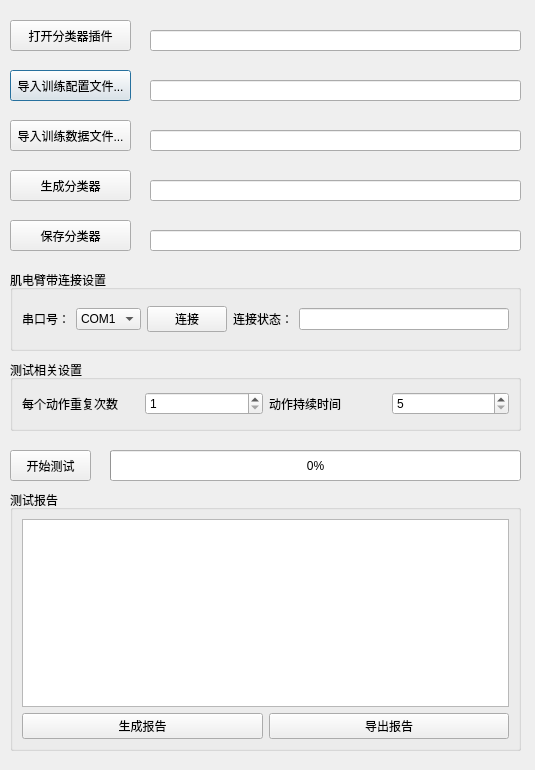
The window that GUI/TestModule.ui (brucelv1/TestModule) describes before a commit, drawn with Qt 5.
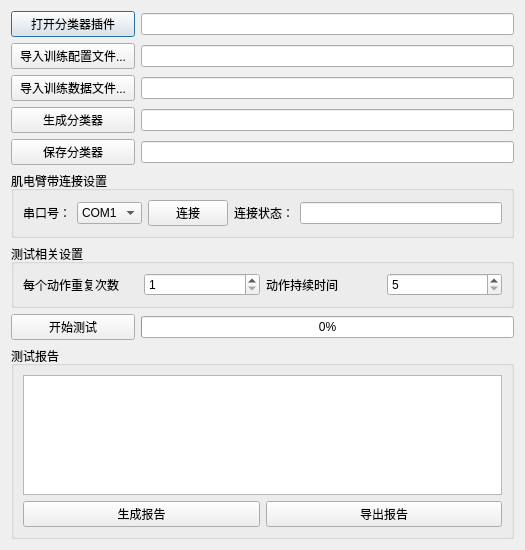
The same window after the commit.

Commit message: responsive and scalable GUI

Diff of the .ui file:
```diff
--- a/GUI/TestModule.ui
+++ b/GUI/TestModule.ui
@@ -6,109 +6,112 @@
    <rect>
     <x>0</x>
     <y>0</y>
-    <width>535</width>
-    <height>770</height>
+    <width>525</width>
+    <height>550</height>
    </rect>
   </property>
   <property name="minimumSize">
    <size>
-    <width>535</width>
-    <height>770</height>
+    <width>525</width>
+    <height>550</height>
    </size>
   </property>
   <property name="maximumSize">
    <size>
-    <width>770</width>
+    <width>10000</width>
     <height>10000</height>
    </size>
   </property>
   <property name="windowTitle">
    <string>TestModule</string>
   </property>
+  <layout class="QHBoxLayout" name="horizontalLayout_13">
+   <item>
+    <layout class="QVBoxLayout" name="verticalLayout_2" stretch="1,1,1,1,1,1,1,1,6">
+     <item>
+      <layout class="QHBoxLayout" name="horizontalLayout_7" stretch="1,3">
+       <item>
+        <widget class="QPushButton" name="BtnOpenPlugin">
+         <property name="text">
+          <string>打开分类器插件</string>
+         </property>
+        </widget>
+       </item>
+       <item>
+        <widget class="QLineEdit" name="LEPluginStatus"/>
+       </item>
+      </layout>
+     </item>
+     <item>
+      <layout class="QHBoxLayout" name="horizontalLayout_8" stretch="1,3">
+       <item>
   <widget class="QPushButton" name="BtnImportConfig">
-   <property name="geometry">
-    <rect>
-     <x>10</x>
-     <y>70</y>
-     <width>121</width>
-     <height>31</height>
-    </rect>
-   </property>
    <property name="text">
     <string>导入训练配置文件...</string>
    </property>
   </widget>
+       </item>
+       <item>
+        <widget class="QLineEdit" name="LEConfigPath">
+         <property name="readOnly">
+          <bool>true</bool>
+         </property>
+        </widget>
+       </item>
+      </layout>
+     </item>
+     <item>
+      <layout class="QHBoxLayout" name="horizontalLayout_9" stretch="1,3">
+       <item>
   <widget class="QPushButton" name="BtnImportData">
-   <property name="geometry">
-    <rect>
-     <x>10</x>
-     <y>120</y>
-     <width>121</width>
-     <height>31</height>
-    </rect>
-   </property>
    <property name="text">
     <string>导入训练数据文件...</string>
    </property>
   </widget>
-  <widget class="QLineEdit" name="LEConfigPath">
-   <property name="geometry">
-    <rect>
-     <x>150</x>
-     <y>80</y>
-     <width>371</width>
-     <height>21</height>
-    </rect>
-   </property>
-   <property name="readOnly">
-    <bool>true</bool>
-   </property>
-  </widget>
+       </item>
+       <item>
   <widget class="QLineEdit" name="LEDataPath">
-   <property name="geometry">
-    <rect>
-     <x>150</x>
-     <y>130</y>
-     <width>371</width>
-     <height>21</height>
-    </rect>
-   </property>
    <property name="readOnly">
     <bool>true</bool>
    </property>
   </widget>
+       </item>
+      </layout>
+     </item>
+     <item>
+      <layout class="QHBoxLayout" name="horizontalLayout_10" stretch="1,3">
+       <item>
   <widget class="QPushButton" name="BtnCreateClassifier">
-   <property name="geometry">
-    <rect>
-     <x>10</x>
-     <y>170</y>
-     <width>121</width>
-     <height>31</height>
-    </rect>
-   </property>
    <property name="text">
     <string>生成分类器</string>
    </property>
   </widget>
-  <widget class="QLineEdit" name="LEClassifierStatus">
-   <property name="geometry">
-    <rect>
-     <x>150</x>
-     <y>180</y>
-     <width>371</width>
-     <height>21</height>
-    </rect>
-   </property>
-  </widget>
+       </item>
+       <item>
+        <widget class="QLineEdit" name="LEClassifierStatus"/>
+       </item>
+      </layout>
+     </item>
+     <item>
+      <layout class="QHBoxLayout" name="horizontalLayout_11" stretch="1,3">
+       <item>
+        <widget class="QPushButton" name="BtnSaveClassifier">
+         <property name="text">
+          <string>保存分类器</string>
+         </property>
+        </widget>
+       </item>
+       <item>
+        <widget class="QLineEdit" name="LEClassifierSaveStatus">
+         <property name="readOnly">
+          <bool>true</bool>
+         </property>
+        </widget>
+       </item>
+      </layout>
+     </item>
+     <item>
   <widget class="QGroupBox" name="groupBox">
-   <property name="geometry">
-    <rect>
-     <x>10</x>
-     <y>270</y>
-     <width>511</width>
-     <height>81</height>
-    </rect>
-   </property>
    <property name="title">
     <string>肌电臂带连接设置</string>
    </property>
@@ -192,15 +195,9 @@
     </item>
    </layout>
   </widget>
+     </item>
+     <item>
   <widget class="QGroupBox" name="groupBox_2">
-   <property name="geometry">
-    <rect>
-     <x>10</x>
-     <y>360</y>
-     <width>511</width>
-     <height>71</height>
-    </rect>
-   </property>
    <property name="title">
     <string>测试相关设置</string>
    </property>
@@ -245,41 +242,27 @@
     </item>
    </layout>
   </widget>
+     </item>
+     <item>
+      <layout class="QHBoxLayout" name="horizontalLayout_12" stretch="1,3">
+       <item>
   <widget class="QPushButton" name="Btn_StartTest">
-   <property name="geometry">
-    <rect>
-     <x>10</x>
-     <y>450</y>
-     <width>81</width>
-     <height>31</height>
-    </rect>
-   </property>
    <property name="text">
     <string>开始测试</string>
    </property>
   </widget>
+       </item>
+       <item>
   <widget class="QProgressBar" name="progressBar">
-   <property name="geometry">
-    <rect>
-     <x>110</x>
-     <y>450</y>
-     <width>411</width>
-     <height>31</height>
-    </rect>
-   </property>
    <property name="value">
     <number>0</number>
    </property>
   </widget>
+       </item>
+      </layout>
+     </item>
+     <item>
   <widget class="QGroupBox" name="groupBox_3">
-   <property name="geometry">
-    <rect>
-     <x>10</x>
-     <y>490</y>
-     <width>511</width>
-     <height>261</height>
-    </rect>
-   </property>
    <property name="title">
     <string>测试报告</string>
    </property>
@@ -311,55 +294,10 @@
     </item>
    </layout>
   </widget>
-  <widget class="QPushButton" name="BtnSaveClassifier">
-   <property name="geometry">
-    <rect>
-     <x>10</x>
-     <y>220</y>
-     <width>121</width>
-     <height>31</height>
-    </rect>
-   </property>
-   <property name="text">
-    <string>保存分类器</string>
-   </property>
-  </widget>
-  <widget class="QLineEdit" name="LEClassifierSaveStatus">
-   <property name="geometry">
-    <rect>
-     <x>150</x>
-     <y>230</y>
-     <width>371</width>
-     <height>21</height>
-    </rect>
-   </property>
-   <property name="readOnly">
-    <bool>true</bool>
-   </property>
-  </widget>
-  <widget class="QPushButton" name="BtnOpenPlugin">
-   <property name="geometry">
-    <rect>
-     <x>10</x>
-     <y>20</y>
-     <width>121</width>
-     <height>31</height>
-    </rect>
-   </property>
-   <property name="text">
-    <string>打开分类器插件</string>
-   </property>
-  </widget>
-  <widget class="QLineEdit" name="LEPluginStatus">
-   <property name="geometry">
-    <rect>
-     <x>150</x>
-     <y>30</y>
-     <width>371</width>
-     <height>21</height>
-    </rect>
-   </property>
-  </widget>
+     </item>
+    </layout>
+   </item>
+  </layout>
  </widget>
  <resources/>
  <connections/>
```
Lines whose indentation alone changed are shown as unchanged. The commit also changes 1 other file.
